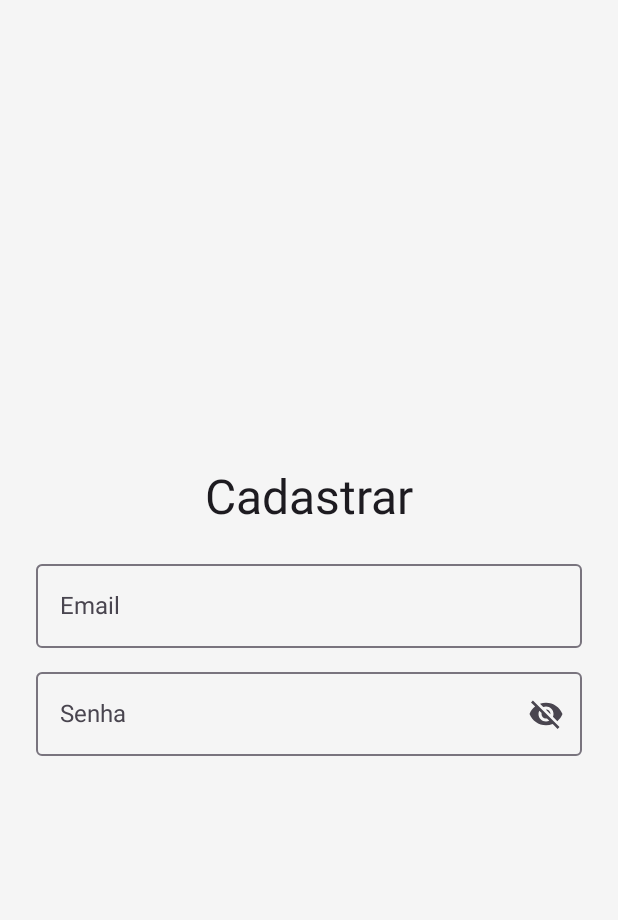
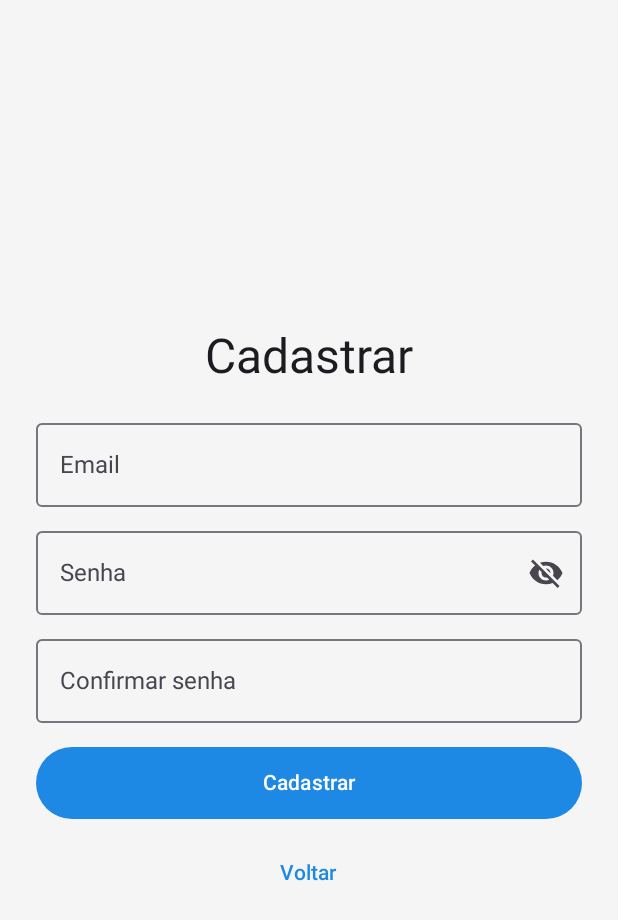
Before and after one commit to G05th/MyFirstApplicationWithKotlin, an Android app built with Jetpack Compose: the RegisterScreen screen opened through its navigation route, on a phone screen of 412 x 824 dp. Shown: the top 920 px of the screen. Run offline under Robolectric (Android 15) with nearby library versions, the phone set to English and light mode, and no system bars; our stand-ins replace Firebase (no records; nobody signed in at launch, a user with empty details on screens opened directly), Room's generated code.

Commit message:
feat(ui): finalizar tela de cadastro (RegisterScreen)
- Implementa validações de email, senha e confirmação de senha na UI.
- Adiciona feedback de erro visível e estado de carregamento (isLoading).
- Navega para a rota "home" após simulação de cadastro bem-sucedido.
- Mantém TODO para integrar AuthViewModel/AuthRepository (Firebase) futuramente.

```diff
--- a/app/src/main/java/com/example/myfirstapplication/ui/register/RegisterScreen.kt
+++ b/app/src/main/java/com/example/myfirstapplication/ui/register/RegisterScreen.kt
@@ -11,6 +11,7 @@ import androidx.compose.foundation.layout.padding
 import androidx.compose.material.icons.Icons
 import androidx.compose.material.icons.filled.Visibility
 import androidx.compose.material.icons.filled.VisibilityOff
+import androidx.compose.material3.Button
 import androidx.compose.material3.ExperimentalMaterial3Api
 import androidx.compose.material3.Icon
 import androidx.compose.material3.IconButton
@@ -18,6 +19,7 @@ import androidx.compose.material3.MaterialTheme
 import androidx.compose.material3.OutlinedTextField
 import androidx.compose.material3.Surface
 import androidx.compose.material3.Text
+import androidx.compose.material3.TextButton
 import androidx.compose.runtime.Composable
 import androidx.compose.runtime.mutableStateOf
 import androidx.compose.runtime.remember
@@ -27,6 +29,9 @@ import androidx.compose.runtime.getValue
 import androidx.compose.ui.Alignment
 import androidx.compose.ui.Modifier
 import androidx.compose.ui.unit.dp
+import androidx.compose.runtime.LaunchedEffect
+import androidx.compose.runtime.rememberCoroutineScope
+import kotlinx.coroutines.launch
 
 @OptIn(ExperimentalMaterial3Api::class)
 @Composable
@@ -36,7 +41,9 @@ fun RegisterScreen(navController: NavController) {
     var confirmPassword by remember { mutableStateOf("") }
     var passwordVisible by remember { mutableStateOf(false) }
     var error by remember { mutableStateOf<String?>(null) }
+    var isLoading by remember { mutableStateOf(false) }
 
+    val scope = rememberCoroutineScope()
 
     Surface(modifier = Modifier.fillMaxSize()) {
         Column(
@@ -50,39 +57,111 @@ fun RegisterScreen(navController: NavController) {
             Text(text = "Cadastrar", style = MaterialTheme.typography.headlineLarge)
             Spacer(modifier = Modifier.height(16.dp))
 
-
             OutlinedTextField(
                 value = email,
-                onValueChange = { email = it },
+                onValueChange = {
+                    email = it
+                    error = null
+                },
                 label = { Text("Email") },
                 singleLine = true,
                 modifier = Modifier.fillMaxWidth()
             )
             Spacer(modifier = Modifier.height(8.dp))
 
-
             OutlinedTextField(
                 value = password,
-                onValueChange = { password = it },
+                onValueChange = {
+                    password = it
+                    error = null
+                },
                 label = { Text("Senha") },
                 singleLine = true,
                 visualTransformation = if (passwordVisible) androidx.compose.ui.text.input.VisualTransformation.None else androidx.compose.ui.text.input.PasswordVisualTransformation(),
                 trailingIcon = {
-                    IconButton(onClick = {
-                        passwordVisible = !passwordVisible
-                    }) {
+                    IconButton(onClick = { passwordVisible = !passwordVisible }) {
                         Icon(
                             imageVector = if (passwordVisible) Icons.Default.Visibility else Icons.Default.VisibilityOff,
-                            contentDescription = null
+                            contentDescription = if (passwordVisible) "Ocultar senha" else "Mostrar senha"
                         )
                     }
                 },
                 modifier = Modifier.fillMaxWidth()
             )
-
-
             Spacer(modifier = Modifier.height(8.dp))
 
+            OutlinedTextField(
+                value = confirmPassword,
+                onValueChange = {
+                    confirmPassword = it
+                    error = null
+                },
+                label = { Text("Confirmar senha") },
+                singleLine = true,
+                visualTransformation = if (passwordVisible) androidx.compose.ui.text.input.VisualTransformation.None else androidx.compose.ui.text.input.PasswordVisualTransformation(),
+                modifier = Modifier.fillMaxWidth()
+            )
+
+            Spacer(modifier = Modifier.height(16.dp))
+
+            // mensagem de erro
+            error?.let {
+                Text(text = it, color = MaterialTheme.colorScheme.error, modifier = Modifier.padding(vertical = 4.dp))
+                Spacer(modifier = Modifier.height(8.dp))
+            }
+
+            Button(
+                onClick = {
+                    // validações básicas no cliente
+                    when {
+                        email.isBlank() -> {
+                            error = "Email obrigatório"
+                        }
+                        !android.util.Patterns.EMAIL_ADDRESS.matcher(email).matches() -> {
+                            error = "Email inválido"
+                        }
+                        password.length < 6 -> {
+                            error = "Senha deve ter pelo menos 6 caracteres"
+                        }
+                        password != confirmPassword -> {
+                            error = "As senhas não coincidem"
+                        }
+                        else -> {
+                            // aqui faria a chamada ao AuthViewModel / AuthRepository (Firebase)
+                            // ex: authViewModel.register(email, password)
+                            // como ainda não ligámos o AuthViewModel, simulamos um fluxo assíncrono simples
+                            isLoading = true
+                            scope.launch {
+                                try {
+                                    // TODO: substituir este bloco por: authViewModel.register(email, password)
+                                    // Simulação curta para UX imediato:
+                                    kotlinx.coroutines.delay(700)
+                                    // se tudo ok:
+                                    isLoading = false
+                                    navController.navigate("home") {
+                                        popUpTo("register") { inclusive = true }
+                                    }
+                                } catch (e: Exception) {
+                                    isLoading = false
+                                    error = e.message ?: "Erro ao cadastrar"
+                                }
+                            }
+                        }
+                    }
+                },
+                modifier = Modifier
+                    .fillMaxWidth()
+                    .height(48.dp),
+                enabled = !isLoading
+            ) {
+                Text(text = if (isLoading) "Cadastrando..." else "Cadastrar")
+            }
+
+            Spacer(modifier = Modifier.height(12.dp))
+
+            TextButton(onClick = { navController.popBackStack() }, enabled = !isLoading) {
+                Text(text = "Voltar")
+            }
         }
     }
 }
```
